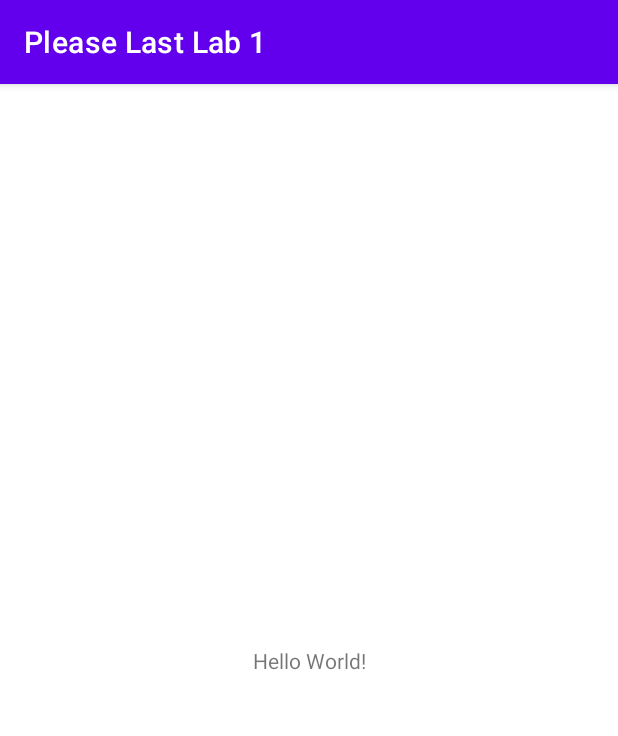
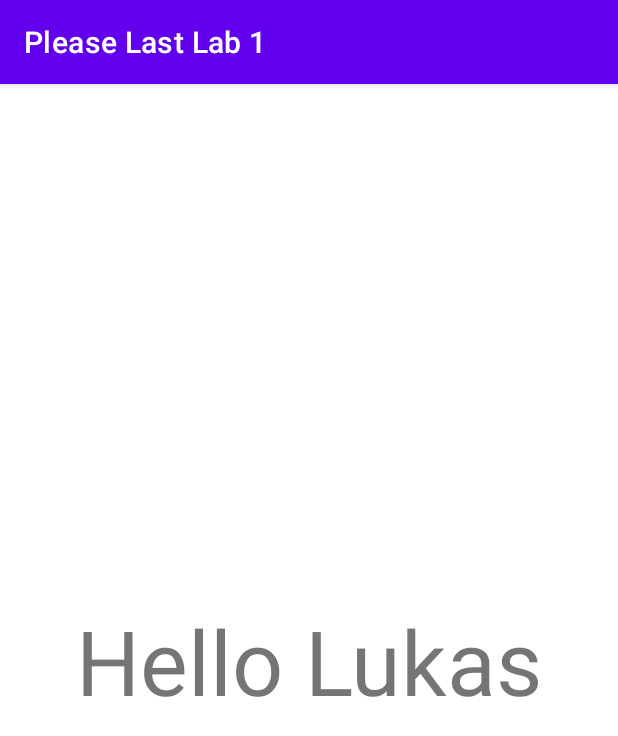
Before and after one commit to millerl23/Please-Last-Lab-1, an Android app: the screen it shows after launch (MainActivity), on a phone screen of 412 x 824 dp. Shown: the top 736 px of the screen. Run offline under Robolectric (Android 15) with nearby library versions, the phone set to English and light mode, and no system bars.

Commit message:
Commit Name Change

```diff
--- a/app/src/main/res/layout/activity_main.xml
+++ b/app/src/main/res/layout/activity_main.xml
@@ -9,7 +9,8 @@
     <TextView
         android:layout_width="wrap_content"
         android:layout_height="wrap_content"
-        android:text="Hello World!"
+        android:text="Hello Lukas"
+        android:textSize="60dp"
         app:layout_constraintBottom_toBottomOf="parent"
         app:layout_constraintEnd_toEndOf="parent"
         app:layout_constraintStart_toStartOf="parent"
```
